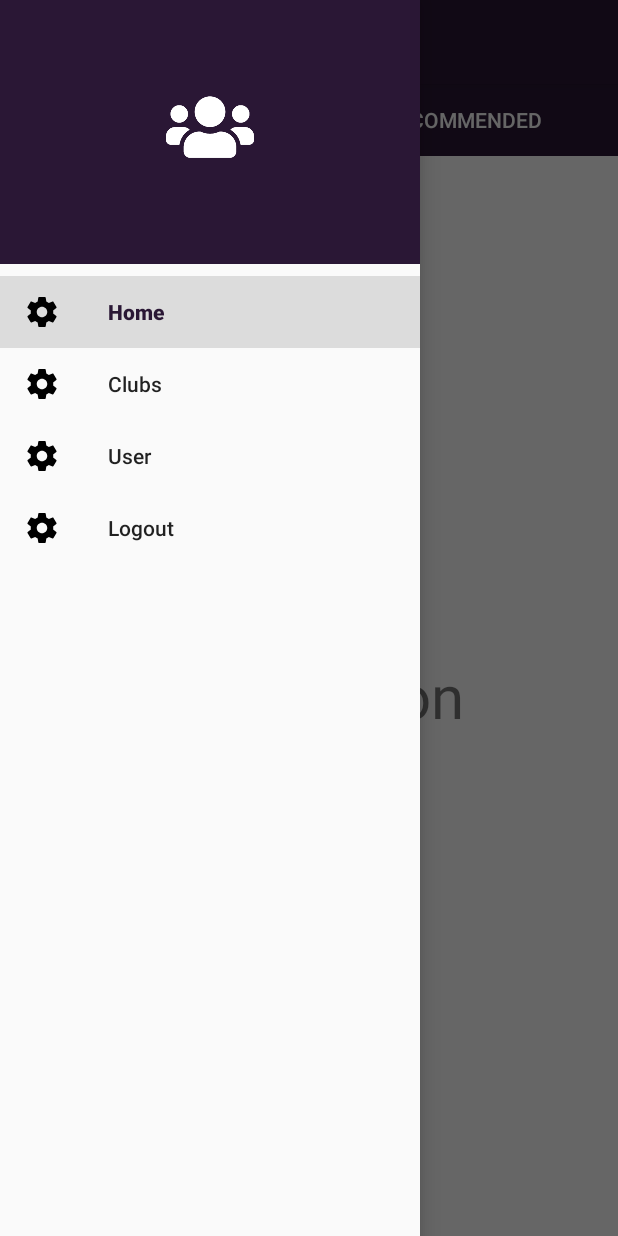
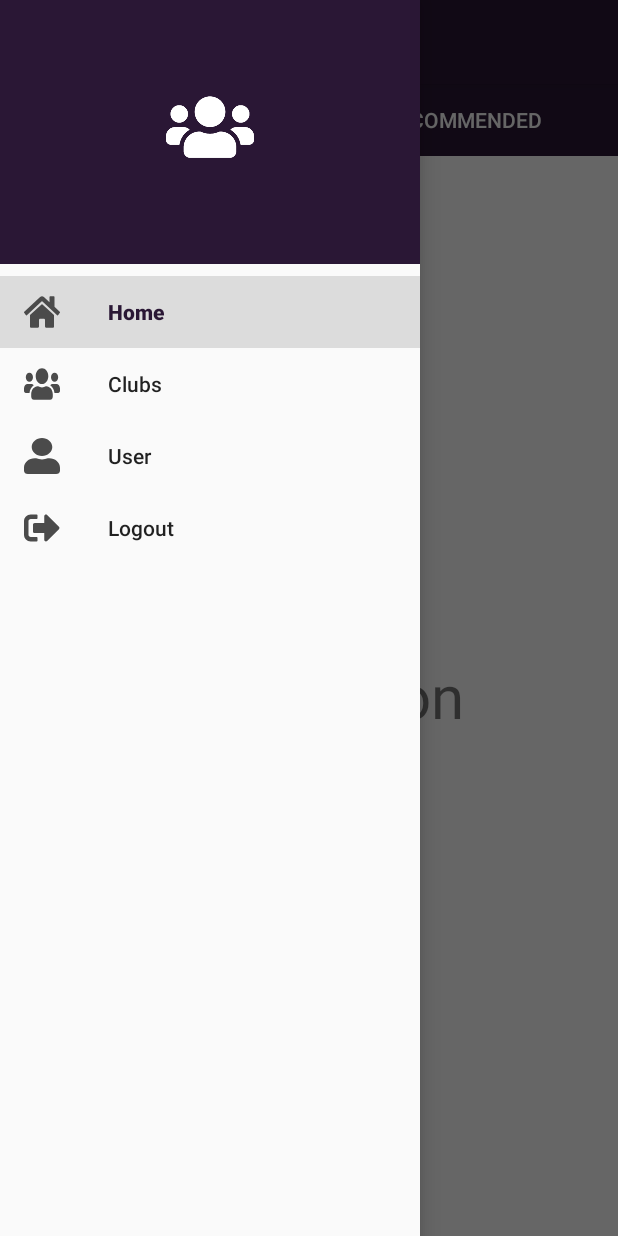
Before and after one commit to calpayne/kitkat-assignment, an Android app: the MainActivity screen opened directly, with no data from a screen before it, with the side drawer open, on a phone screen of 412 x 824 dp. Run offline under Robolectric (Android 15) with nearby library versions, the phone set to English and light mode, and no system bars; our stand-ins replace Firebase (no records; nobody signed in at launch, a user with empty details on screens opened directly), Picasso; libraries missing offline, so code that uses them is left out: com.firebase.ui, com.journeyapps.barcodescanner; 3 statements that could not run were skipped.

Commit message:
Added icons to navbar

```diff
--- /dev/null
+++ b/app/src/main/res/drawable/ic_main_club.xml
@@ -0,0 +1,4 @@
+<vector android:height="24dp" android:viewportHeight="512.0"
+    android:viewportWidth="640.0" android:width="24dp" xmlns:android="http://schemas.android.com/apk/res/android">
+    <path android:fillColor="#4B4B4B" android:pathData="M96,224c35.3,0 64,-28.7 64,-64s-28.7,-64 -64,-64 -64,28.7 -64,64 28.7,64 64,64zM544,224c35.3,0 64,-28.7 64,-64s-28.7,-64 -64,-64 -64,28.7 -64,64 28.7,64 64,64zM576,256h-64c-17.6,0 -33.5,7.1 -45.1,18.6 40.3,22.1 68.9,62 75.1,109.4h66c17.7,0 32,-14.3 32,-32v-32c0,-35.3 -28.7,-64 -64,-64zM320,256c61.9,0 112,-50.1 112,-112S381.9,32 320,32 208,82.1 208,144s50.1,112 112,112zM396.8,288h-8.3c-20.8,10 -43.9,16 -68.5,16s-47.6,-6 -68.5,-16h-8.3C179.6,288 128,339.6 128,403.2L128,432c0,26.5 21.5,48 48,48h288c26.5,0 48,-21.5 48,-48v-28.8c0,-63.6 -51.6,-115.2 -115.2,-115.2zM173.1,274.6C161.5,263.1 145.6,256 128,256L64,256c-35.3,0 -64,28.7 -64,64v32c0,17.7 14.3,32 32,32h65.9c6.3,-47.4 34.9,-87.3 75.2,-109.4z"/>
+</vector>
--- /dev/null
+++ b/app/src/main/res/drawable/ic_main_home.xml
@@ -0,0 +1,4 @@
+<vector android:height="24dp" android:viewportHeight="512.0"
+    android:viewportWidth="576.0" android:width="24dp" xmlns:android="http://schemas.android.com/apk/res/android">
+    <path android:fillColor="#4B4B4B" android:pathData="M280.4,148.3L96,300.1V464a16,16 0,0 0,16 16l112.1,-0.3a16,16 0,0 0,15.9 -16V368a16,16 0,0 1,16 -16h64a16,16 0,0 1,16 16v95.6a16,16 0,0 0,16 16L464,480a16,16 0,0 0,16 -16V300L295.7,148.3a12.2,12.2 0,0 0,-15.3 0zM571.6,251.5L488,182.6V44a12,12 0,0 0,-12 -12h-56a12,12 0,0 0,-12 12v72.6L318.5,43a48,48 0,0 0,-61 0L4.3,251.5a12,12 0,0 0,-1.6 16.9l25.5,31A12,12 0,0 0,45.2 301l235.2,-193.7a12.2,12.2 0,0 1,15.3 0L530.9,301a12,12 0,0 0,16.9 -1.6l25.5,-31a12,12 0,0 0,-1.7 -16.9z"/>
+</vector>
--- /dev/null
+++ b/app/src/main/res/drawable/ic_main_logout.xml
@@ -0,0 +1,4 @@
+<vector android:height="24dp" android:viewportHeight="512.0"
+    android:viewportWidth="512.0" android:width="24dp" xmlns:android="http://schemas.android.com/apk/res/android">
+    <path android:fillColor="#4B4B4B" android:pathData="M497,273L329,441c-15,15 -41,4.5 -41,-17v-96H152c-13.3,0 -24,-10.7 -24,-24v-96c0,-13.3 10.7,-24 24,-24h136V88c0,-21.4 25.9,-32 41,-17l168,168c9.3,9.4 9.3,24.6 0,34zM192,436v-40c0,-6.6 -5.4,-12 -12,-12H96c-17.7,0 -32,-14.3 -32,-32V160c0,-17.7 14.3,-32 32,-32h84c6.6,0 12,-5.4 12,-12V76c0,-6.6 -5.4,-12 -12,-12H96c-53,0 -96,43 -96,96v192c0,53 43,96 96,96h84c6.6,0 12,-5.4 12,-12z"/>
+</vector>
--- /dev/null
+++ b/app/src/main/res/drawable/ic_main_user.xml
@@ -0,0 +1,4 @@
+<vector android:height="24dp" android:viewportHeight="512.0"
+    android:viewportWidth="448.0" android:width="24dp" xmlns:android="http://schemas.android.com/apk/res/android">
+    <path android:fillColor="#4B4B4B" android:pathData="M224,256c70.7,0 128,-57.3 128,-128S294.7,0 224,0 96,57.3 96,128s57.3,128 128,128zM313.6,288h-16.7c-22.2,10.2 -46.9,16 -72.9,16s-50.6,-5.8 -72.9,-16h-16.7C60.2,288 0,348.2 0,422.4L0,464c0,26.5 21.5,48 48,48h352c26.5,0 48,-21.5 48,-48v-41.6c0,-74.2 -60.2,-134.4 -134.4,-134.4z"/>
+</vector>
--- a/app/src/main/res/menu/drawer_menu.xml
+++ b/app/src/main/res/menu/drawer_menu.xml
@@ -6,19 +6,19 @@
     <group android:checkableBehavior="single">
         <item
             android:id="@+id/nav_home"
-            android:icon="@drawable/ic_settings_black_24dp"
+            android:icon="@drawable/ic_main_home"
             android:title="Home"/>
         <item
             android:id="@+id/nav_clubs"
-            android:icon="@drawable/ic_settings_black_24dp"
+            android:icon="@drawable/ic_main_club"
             android:title="Clubs" />
         <item
             android:id="@+id/nav_user"
-            android:icon="@drawable/ic_settings_black_24dp"
+            android:icon="@drawable/ic_main_user"
             android:title="User" />
         <item
             android:id="@+id/nav_logout"
-            android:icon="@drawable/ic_settings_black_24dp"
+            android:icon="@drawable/ic_main_logout"
             android:title="Logout"/>
     </group>
 
```
